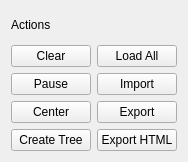
Above: src/bsdd_gui/plugins/graph_viewer/module/scene_view/qt/Buttons.ui from c-mellueh/bSDD-Toolkit before the change. Below: the same form after it.
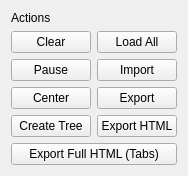
That is the form after the change.

Commit message: add HTML Tab export

What changed in the file:
```diff
--- a/src/bsdd_gui/plugins/graph_viewer/module/scene_view/qt/Buttons.ui
+++ b/src/bsdd_gui/plugins/graph_viewer/module/scene_view/qt/Buttons.ui
@@ -77,6 +77,13 @@
      </property>
     </widget>
    </item>
+   <item row="5" column="0" colspan="2">
+    <widget class="QPushButton" name="bt_export_html_tabs">
+     <property name="text">
+      <string>Export Full HTML (Tabs)</string>
+     </property>
+    </widget>
+   </item>
   </layout>
  </widget>
  <resources/>
```
The commit also changes 5 other files.
